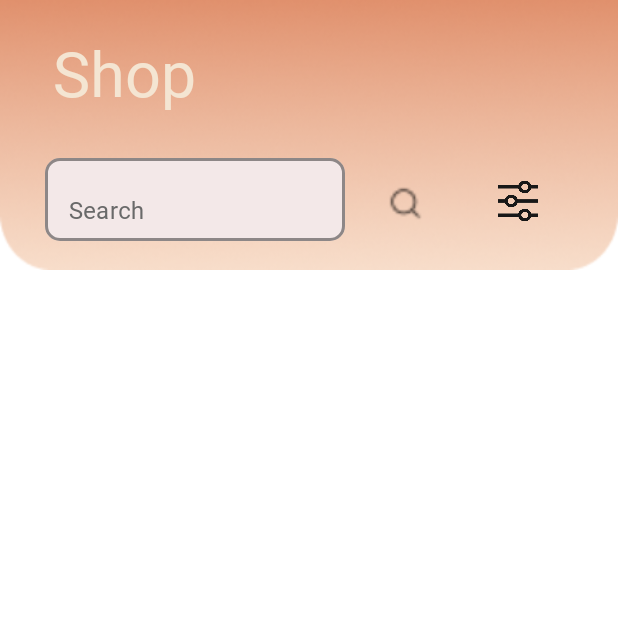
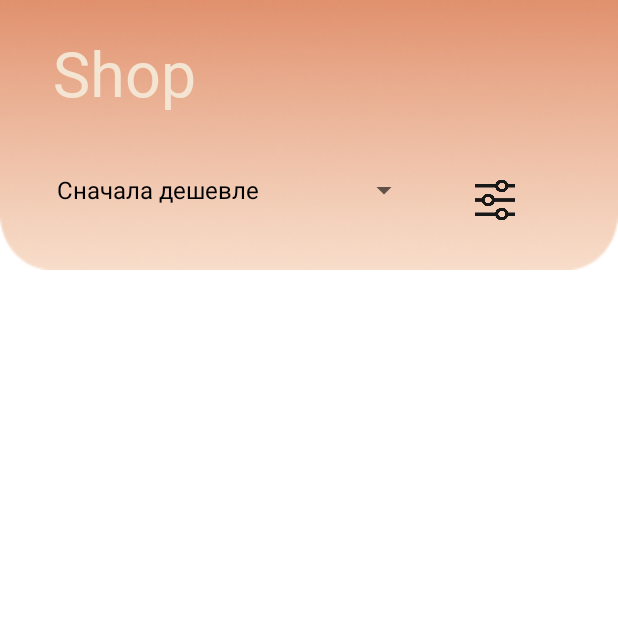
Before and after one commit to Mary-cpp/MusicShopApp, an Android app: the FragmentShop screen opened through its navigation route, on a phone screen of 412 x 824 dp, the top half of it. Run offline under Robolectric (Android 15) with nearby library versions, the phone set to English and light mode, and no system bars; our stand-ins replace Firebase (no records; nobody signed in at launch, a user with empty details on screens opened directly), Picasso, navigation-ui.

Commit message:
XML: + Spinner on Shop page Code: + Sorting of the products

```diff
--- a/app/src/main/java/com/example/myapp/FragmentShop.java
+++ b/app/src/main/java/com/example/myapp/FragmentShop.java
@@ -9,6 +9,9 @@
 import android.view.LayoutInflater;
 import android.view.View;
 import android.view.ViewGroup;
+import android.widget.AdapterView;
+import android.widget.ArrayAdapter;
+import android.widget.Spinner;
 import android.widget.Toast;
 
 import androidx.fragment.app.Fragment;
@@ -19,10 +22,13 @@
 import com.google.firebase.firestore.CollectionReference;
 import com.google.firebase.firestore.DocumentChange;
 import com.google.firebase.firestore.FirebaseFirestore;
+import com.google.firebase.firestore.Query;
 
 import java.util.ArrayList;
 
 public class FragmentShop extends Fragment {
+
+    private static final String[] sort = {"Сначала дешевле","Сначала дороже", "По алфавиту"};
 
     FirebaseFirestore db = FirebaseFirestore.getInstance();
 
@@ -50,12 +56,46 @@
 
             mProducts = new ArrayList<>();
 
+            // Выпадающий список
+            Spinner spinner = v.findViewById(R.id.spinner);
+            ArrayAdapter<String> spinnerAdapter = new ArrayAdapter(getContext(), R.layout.support_simple_spinner_dropdown_item, sort);
+            spinnerAdapter.setDropDownViewResource(R.layout.support_simple_spinner_dropdown_item);
+            spinner.setAdapter(spinnerAdapter);
+
+            spinner.setOnItemSelectedListener(new AdapterView.OnItemSelectedListener() {
+                @Override
+                public void onItemSelected(AdapterView<?> adapterView, View view, int i, long l) {
+                    String item = (String)adapterView.getItemAtPosition(i);
+                    switch(item){
+                        case ("Сначала дешевле"):
+                            eventChangeListener("price", 0);
+                            break;
+                        case("Сначала дороже"):
+                            eventChangeListener("price");
+                            break;
+                        case("По алфавиту"):
+                            eventChangeListener("name", 0);
+                            break;
+                        default:
+                            eventChangeListener();
+                            break;
+                    }
+                }
+
+                @Override
+                public void onNothingSelected(AdapterView<?> adapterView) {
+                    eventChangeListener();
+                }
+            });
+
             RecyclerView rv = v.findViewById(R.id.products_list);
             rv.setLayoutManager(new LinearLayoutManager(context));
 
+            // Нажатие на элемент RecyclerView
             ProductAdapter.OnProductClickListener productClickListener = (position) ->
                     Navigation.findNavController(v).navigate(R.id.action_fragmentShop_to_fragmentProduct, productToBundle(mProducts.get(position)));
 
+            // Кнопка "Купить"
             ProductAdapter.OnProductBuyListener productBuyListener = position -> {
                 String userId = sp.getString("userID", null);
                 CollectionReference userRef = db.collection("users").document(userId).collection("cart");
@@ -72,8 +112,10 @@
         return v;
     }
 
+    // Метод, обрабатывающий изменения в DataSet Recycler 'а
     private void eventChangeListener() {
-        db.collection("products") // Добавить сортировку
+        mProducts.clear();
+        db.collection("products")
                 .addSnapshotListener((value, error) -> {
                     if(error!=null){
                         Log.e("FIREBASE ERROR", error.getMessage());
@@ -86,6 +128,39 @@
                 });
     }
 
+    private void eventChangeListener(String sort){
+        mProducts.clear();
+        db.collection("products")
+                .orderBy(sort, Query.Direction.DESCENDING)
+                .addSnapshotListener((value, error) -> {
+                    if(error!=null){
+                        Log.e("FIREBASE ERROR", error.getMessage());
+                    }
+                    assert value != null;
+                    for(DocumentChange dc : value.getDocumentChanges()){
+                        mProducts.add(dc.getDocument().toObject(Product.class));
+                        adapter.notifyDataSetChanged();
+                    }
+                });
+    }
+
+    private void eventChangeListener(String sort, int order){
+        mProducts.clear();
+        db.collection("products")
+                .orderBy(sort, Query.Direction.ASCENDING)
+                .addSnapshotListener((value, error) -> {
+                    if(error!=null){
+                        Log.e("FIREBASE ERROR", error.getMessage());
+                    }
+                    assert value != null;
+                    for(DocumentChange dc : value.getDocumentChanges()){
+                        mProducts.add(dc.getDocument().toObject(Product.class));
+                        adapter.notifyDataSetChanged();
+                    }
+                });
+    }
+
+    // преобразование экземпляра класса в Bundle для передачи в Intent
     private Bundle productToBundle(Product product){
         Bundle bundle = new Bundle();
         // Передаем экземпляр класса
--- a/app/src/main/res/layout/fragment_shop.xml
+++ b/app/src/main/res/layout/fragment_shop.xml
@@ -25,36 +25,15 @@
         <LinearLayout
             android:layout_width="match_parent"
             android:layout_height="wrap_content"
+            android:layout_gravity="bottom"
+            android:layout_marginBottom="20dp"
             android:orientation="horizontal">
 
-            <com.google.android.material.textfield.TextInputLayout
-                android:id="@+id/search_product"
-                style="@style/editText"
+            <Spinner
+                android:id="@+id/spinner"
                 android:layout_marginStart="30dp"
-                android:layout_marginTop="100dp">
-
-                <com.google.android.material.textfield.TextInputEditText
-                    android:id="@+id/search_product_et"
-                    android:layout_width="200dp"
-                    android:layout_height="55dp"
-                    android:backgroundTint="@color/milky"
-                    android:fontFamily="@font/sen_regular"
-                    android:inputType="text"
-                    android:text="@string/search"
-                    android:textColor="@color/grey" />
-
-            </com.google.android.material.textfield.TextInputLayout>
-
-            <ImageButton
-                android:visibility="visible"
-                android:id="@+id/search_button"
-                android:layout_width="50dp"
-                android:layout_height="50dp"
-                android:layout_marginStart="15dp"
-                android:layout_gravity="bottom"
-                android:src="@drawable/lupa"
-                android:scaleType="fitCenter"
-                android:backgroundTint="#00FFFFFF"/>
+                android:layout_width="250dp"
+                android:layout_height="40dp"/>
 
             <ImageButton
                 android:id="@+id/shop_filter_button"
```
Also changed, not shown: app/src/main/res/layout/fragment_preorder.xml (added, +85 -0 lines).
